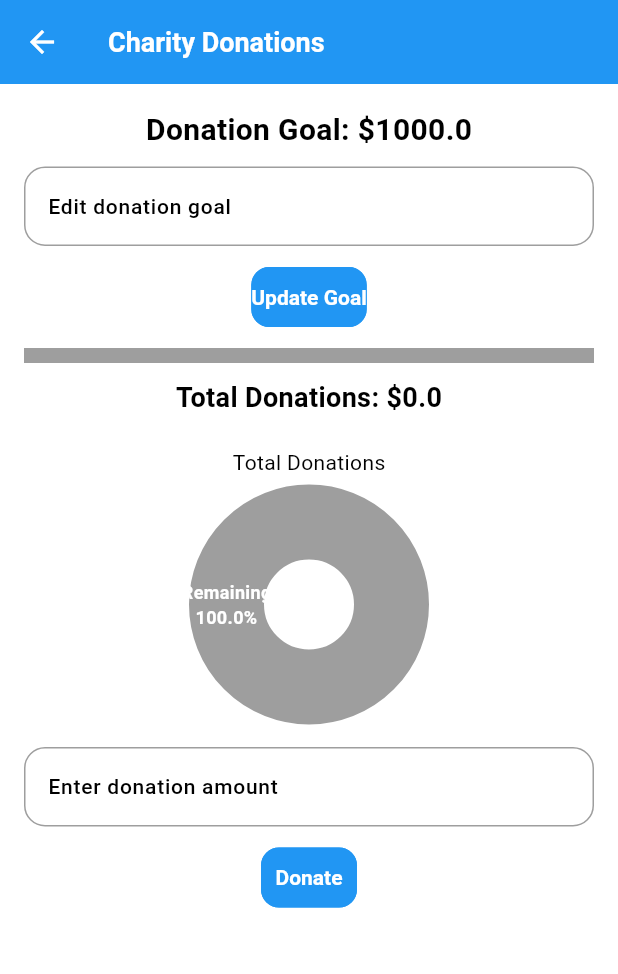
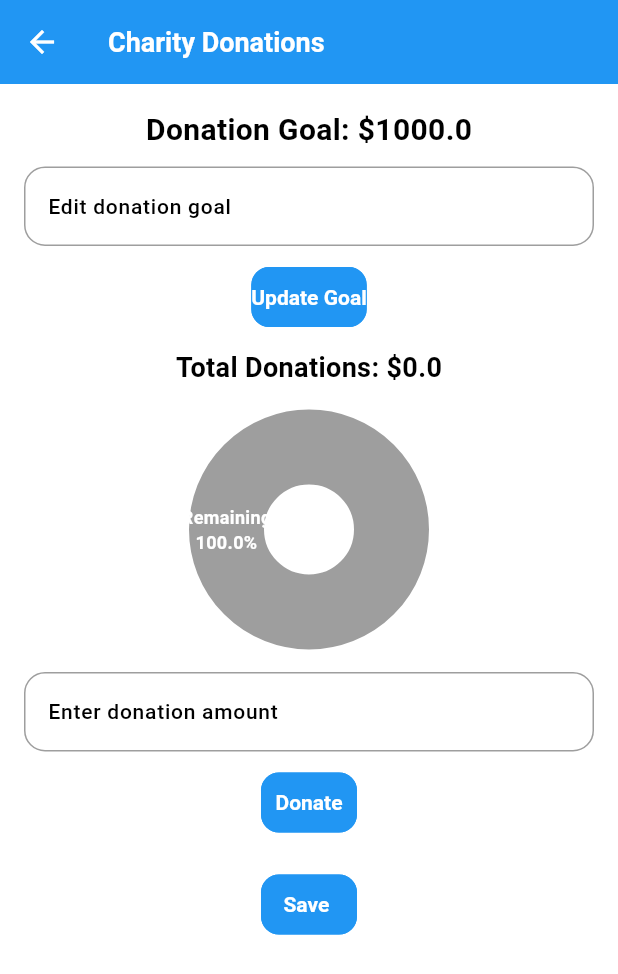
Before and after one commit to JONIETECH/CASH-APP, a Flutter app: the CharityDonationsPage screen opened directly, on a phone screen of 412 x 824 dp. Shown: the top 974 px of the screen. Run offline on Flutter 3.47's test engine with Material 3 defaults, Android fonts, the phone set to English and light mode, and no system bars; drawn by our look-alikes of fl_chart, flutter_animate; our stand-ins replace bloc, dotted_border, equatable, flutter_bloc, flutter_dotenv, flutter_local_notifications and 11 more; missing offline and left inert: flutter_file_dialog; accounts and stored records are empty; statements that could not run were skipped.

Commit message:
edited donations.dart

```diff
--- a/lib/features/charity/presentation/pages/charity_donations_page.dart
+++ b/lib/features/charity/presentation/pages/charity_donations_page.dart
@@ -2,6 +2,10 @@ import 'package:fl_chart/fl_chart.dart';
 import 'package:flutter/material.dart';
 import 'package:flutter_animate/flutter_animate.dart';
 import 'package:intl/intl.dart';
+import 'dart:io';
+import 'package:path_provider/path_provider.dart';
+import 'package:flutter_file_dialog/flutter_file_dialog.dart';
+
 
 void main() {
   runApp(const CharityPage());
@@ -34,6 +38,23 @@ class _CharityDonationsPageState extends State<CharityDonationsPage> with Ticker
   double _donationGoal = 1000;
   double _totalDonations = 0;
   List<Map<String, dynamic>> _donations = [];
+  Future<void> _saveDetails() async {
+  final directory = await getApplicationDocumentsDirectory();
+  final file = File('${directory.path}/donations.txt');
+
+  String content = 'Donation Goal: \$$_donationGoal\n';
+  content += 'Total Donations: \$$_totalDonations\n';
+  content += 'Donations:\n';
+
+  for (var donation in _donations) {
+    final date = DateFormat('yyyy-MM-dd').format(donation['date']);
+    content += '\$${donation['amount']} on $date\n';
+  }
+
+  await file.writeAsString(content);
+  await FlutterFileDialog.saveFile(params: SaveFileDialogParams(sourceFilePath: file.path));
+}
+
 
   void _addDonation(double amount) {
     setState(() {
@@ -97,13 +118,7 @@ class _CharityDonationsPageState extends State<CharityDonationsPage> with Ticker
               child: const Text('Update Goal'),
             ).animate().scale(),
             const SizedBox(height: 10),
-            LinearProgressIndicator(
-              value: _totalDonations / _donationGoal,
-              minHeight: 10,
-              color: Colors.green,
-              backgroundColor: Colors.grey,
-            ).animate().fadeIn().slideX(duration: const Duration(seconds: 1)),
-            const SizedBox(height: 10),
+
             Text(
               'Total Donations: \$$_totalDonations',
               style: const TextStyle(fontSize: 18, fontWeight: FontWeight.bold),
@@ -111,8 +126,7 @@ class _CharityDonationsPageState extends State<CharityDonationsPage> with Ticker
             const SizedBox(height: 20),
             Column(
               children: [
-                const Text('Total Donations'),
-                const SizedBox(height: 10),
+
                 SizedBox(
                   height: 150,
                   child: PieChart(
@@ -149,6 +163,11 @@ class _CharityDonationsPageState extends State<CharityDonationsPage> with Ticker
               child: const Text('Donate'),
             ).animate().scale(),
             const SizedBox(height: 20),
+            ElevatedButton(
+            onPressed: _saveDetails,
+            child: const Text('Save '),
+          ).animate().scale(),
+          const SizedBox(height: 20),
             Expanded(
               child: ListView.builder(
                 itemCount: _donations.length,
--- a/pubspec.yaml
+++ b/pubspec.yaml
@@ -42,6 +42,7 @@ dependencies:
   isar_flutter_libs: ^4.0.0-dev.13
   flutter_animate: ^4.5.0
   fl_chart: ^0.68.0
+  flutter_file_dialog: ^3.0.2
   #isar: ^4.0.0-dev.14
 
 dev_dependencies:
```
Also changed, not shown: lib/features/charity/domain/entities/donation.dart (deleted), lib/features/charity/domain/repositories/donation_repository.dart (deleted), lib/features/charity/domain/usecases/get_donations.dart (deleted), lib/features/charity/domain/usecases/update_donation_goal.dart (deleted), pubspec.lock, 4 other files.
